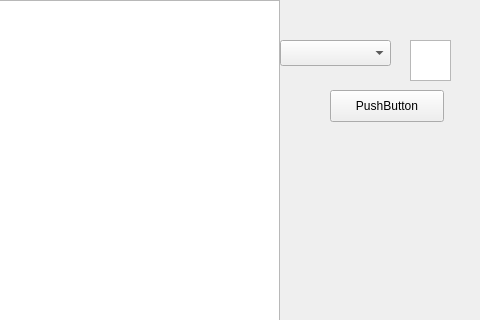
The window that mainwindow.ui (Vazzi/Stalker-Editor) describes before a commit, drawn with Qt 5; both pictures show x 520 to 1000 and y 0 to 320 of the 1000 by 600 pixel window.
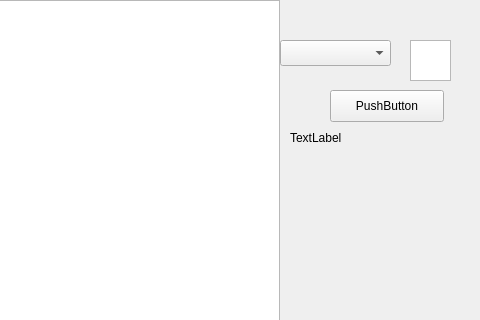
The same window after the commit.

```diff
--- a/mainwindow.ui
+++ b/mainwindow.ui
@@ -119,6 +119,19 @@
      </rect>
     </property>
    </widget>
+   <widget class="QLabel" name="label">
+    <property name="geometry">
+     <rect>
+      <x>810</x>
+      <y>130</y>
+      <width>62</width>
+      <height>16</height>
+     </rect>
+    </property>
+    <property name="text">
+     <string>TextLabel</string>
+    </property>
+   </widget>
   </widget>
  </widget>
  <layoutdefault spacing="6" margin="11"/>
```
